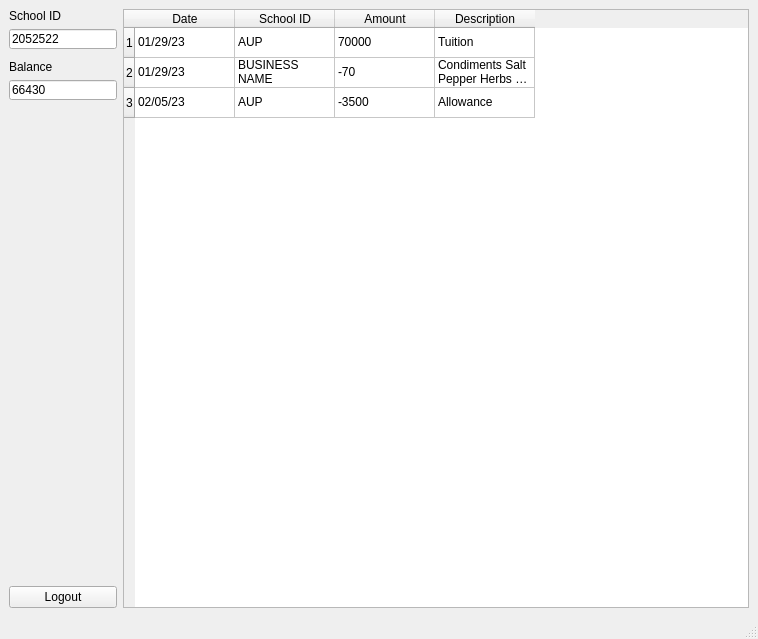
Old version of the form qt/user.ui in the repository 1icolo/AUPay.
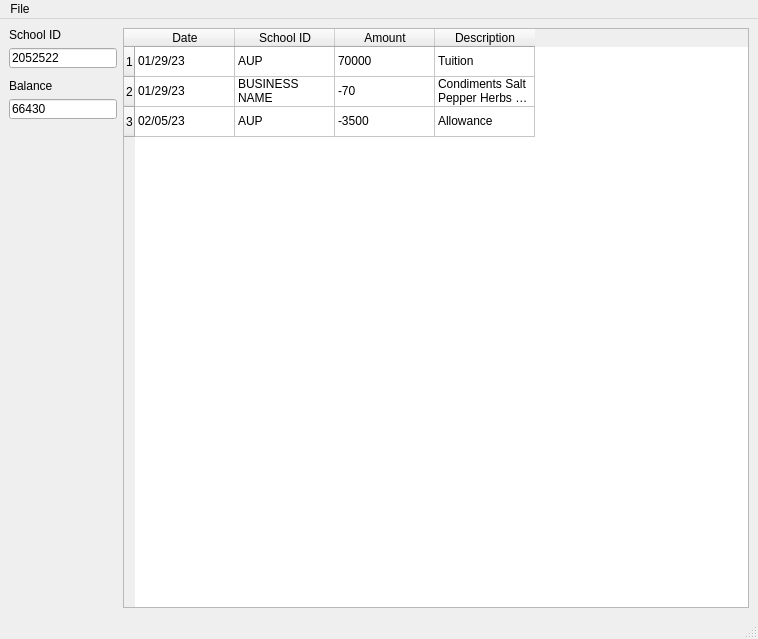
New version of the form. Icons and pictures are not drawn.

Commit message: organized names and moved logout button to file menu

The edit to the form file:
```diff
--- a/qt/user.ui
+++ b/qt/user.ui
@@ -150,19 +150,6 @@
         </property>
        </spacer>
       </item>
-      <item>
-       <widget class="QPushButton" name="buttonLogout">
-        <property name="maximumSize">
-         <size>
-          <width>158</width>
-          <height>23</height>
-         </size>
-        </property>
-        <property name="text">
-         <string>Logout</string>
-        </property>
-       </widget>
-      </item>
      </layout>
     </item>
     <item row="0" column="1">
@@ -299,6 +286,13 @@
      <height>21</height>
     </rect>
    </property>
+   <widget class="QMenu" name="menuFile">
+    <property name="title">
+     <string>File</string>
+    </property>
+    <addaction name="actionLogout"/>
+   </widget>
+   <addaction name="menuFile"/>
   </widget>
   <widget class="QStatusBar" name="statusbar"/>
  </widget>
```
Left out of the diff: 11 changed lines with no effect on the pictures. The commit also changes 7 other files.
